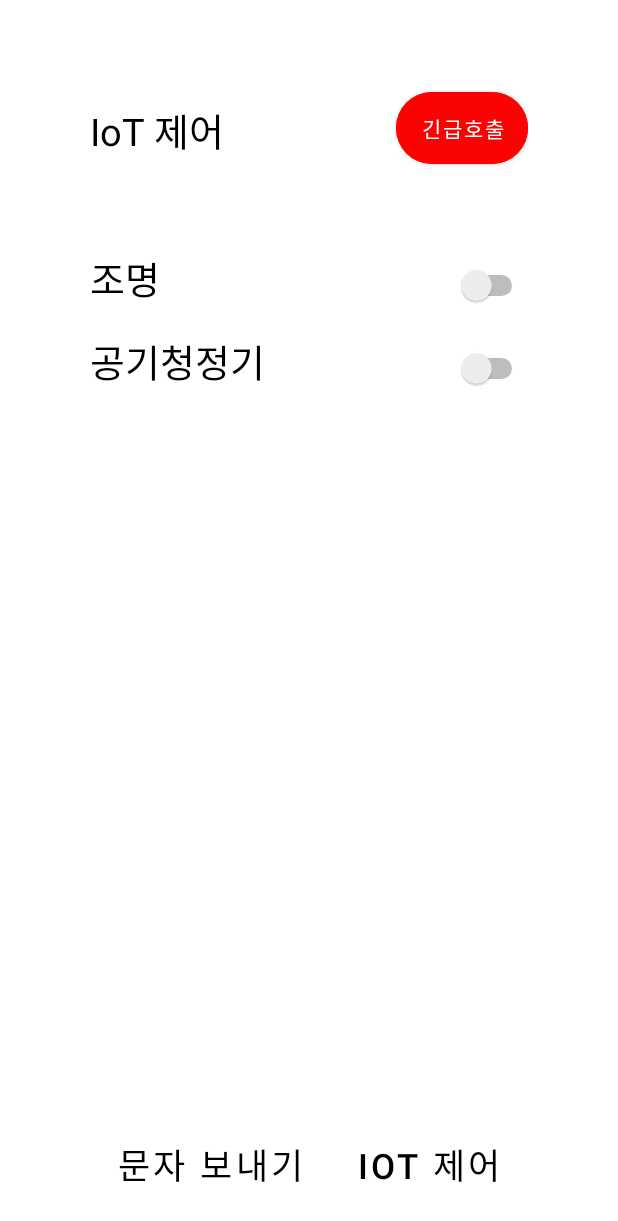
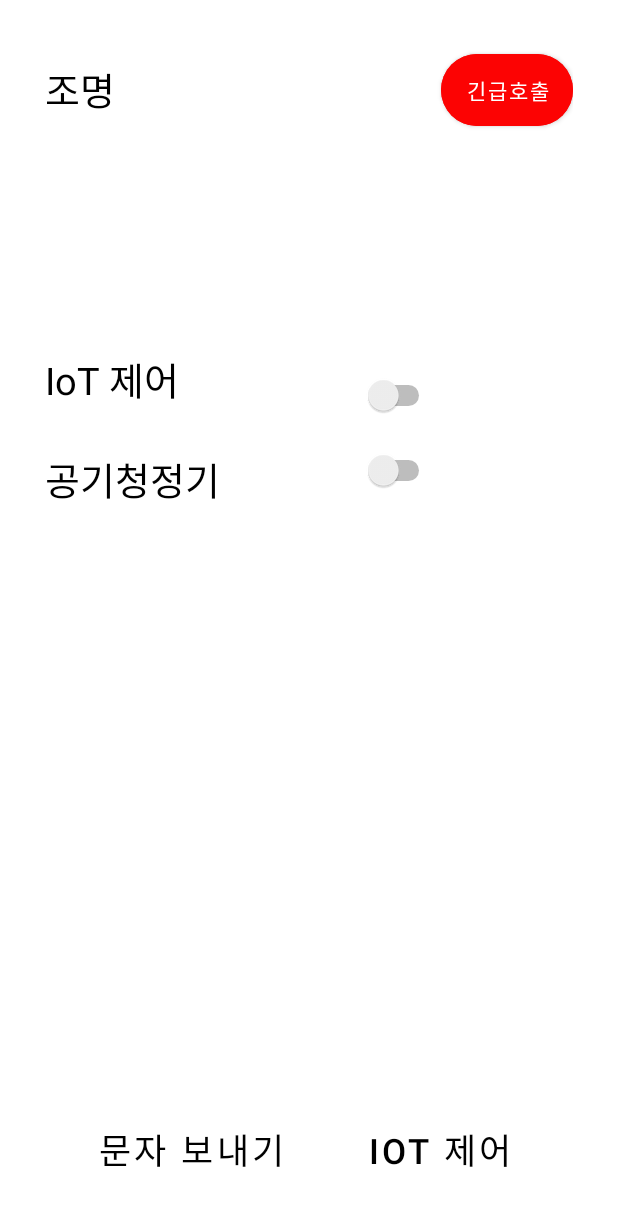
Before and after one commit to jazzyfact/TherapyHome, an Android app: the PatientSmartHomeActivity screen opened directly, with no data from a screen before it, on a phone screen of 412 x 824 dp. Shown: the top 1221 px of the screen. Run offline under Robolectric (Android 15) with nearby library versions, the phone set to English and light mode, and no system bars; our stand-ins replace Volley; network calls fail.

Commit message:
레이아웃 수정

```diff
--- a/app/src/main/java/com/example/therapyhome/GuardianMainActivity.java
+++ b/app/src/main/java/com/example/therapyhome/GuardianMainActivity.java
@@ -104,10 +104,10 @@ public class GuardianMainActivity extends AppCompatActivity {
 
         // 환자 정보 시작 ---------------------------------------------------------------------------
         Log.i("환자 정보 찾기 ", "onDataChange: " + "1");
-        databaseReferenceGuardian = FirebaseDatabase.getInstance().getReference("patientGuardian");
+        databaseReferenceGuardian = FirebaseDatabase.getInstance().getReference("/patientGuardian/"+pwdck.getId());
         // 파이어베이스에서 리사이클러뷰에 출력할 데이터 불러오기
 
-        databaseReferenceGuardian.child(pwdck.getId()).addListenerForSingleValueEvent(new ValueEventListener() {
+        databaseReferenceGuardian.addListenerForSingleValueEvent(new ValueEventListener() {
             @Override
             public void onDataChange(@NonNull DataSnapshot dataSnapshot) {
                 // patientGuardian 에서 등록된 환자를 찾는다.
--- a/app/src/main/java/com/example/therapyhome/LoginActivity.java
+++ b/app/src/main/java/com/example/therapyhome/LoginActivity.java
@@ -100,7 +100,7 @@ public class LoginActivity extends AppCompatActivity {
                     public void onClick(View v) {
                         Log.i("파이어베이스 데이터 흐름", "1");
                         // 파이어 베이스 관련
-                        databaseReference = FirebaseDatabase.getInstance().getReference("user");
+                        databaseReference = FirebaseDatabase.getInstance().getReference("/user");
                         databaseReference.addListenerForSingleValueEvent(new ValueEventListener() {
                             @Override
                             public void onDataChange(@NonNull DataSnapshot dataSnapshot) {
--- a/app/src/main/res/layout/activity_patient_smart_home.xml
+++ b/app/src/main/res/layout/activity_patient_smart_home.xml
@@ -1,151 +1,193 @@
 <?xml version="1.0" encoding="utf-8"?>
-<LinearLayout xmlns:android="http://schemas.android.com/apk/res/android"
+<androidx.constraintlayout.widget.ConstraintLayout xmlns:android="http://schemas.android.com/apk/res/android"
     xmlns:app="http://schemas.android.com/apk/res-auto"
     xmlns:tools="http://schemas.android.com/tools"
     android:layout_width="match_parent"
     android:layout_height="match_parent"
     tools:context=".PatientSmartHomeActivity"
-    android:layout_margin="10dp"
-    android:background="#fff">
+    android:layout_margin="30dp"
+    android:background="#fff"
+    >
 
-    <LinearLayout
-        android:layout_width="match_parent"
-        android:layout_height="match_parent"
-        android:orientation="vertical"
-        android:paddingHorizontal="50sp">
 
-        <LinearLayout
-            android:layout_width="match_parent"
-            android:layout_height="wrap_content"
-            android:orientation="horizontal"
-            android:layout_marginTop="45sp">
-
-            <TextView
-                android:layout_width="wrap_content"
-                android:layout_height="wrap_content"
-                android:layout_marginTop="12dp"
-                android:text="IoT 제어"
-                android:textColor="#000"
-                android:textFontWeight="800"
-                android:textSize="25sp" />
-            <LinearLayout
-                android:layout_width="match_parent"
-                android:layout_height="wrap_content"
-                android:gravity="right">
     <com.google.android.material.button.MaterialButton
         android:id="@+id/bt_patient_call"
         android:layout_width="wrap_content"
         android:layout_height="60sp"
         android:layout_gravity="right"
+        android:backgroundTint="#FC0303"
         android:text="긴급호출"
         android:textColor="#fff"
-                    android:backgroundTint="#FC0303"
         app:cornerRadius="50dp"
-                    />
-            </LinearLayout>
-
-
-
-        </LinearLayout>
-<!--        iot 제어하는곳-->
-        <LinearLayout
-            android:layout_marginTop="50sp"
-            android:layout_width="match_parent"
-            android:layout_height="wrap_content"
-            android:orientation="horizontal">
+        app:layout_constraintBottom_toTopOf="@+id/st_light_onoff"
+        app:layout_constraintEnd_toEndOf="parent"
+        app:layout_constraintTop_toTopOf="parent"
+        app:layout_constraintVertical_bias="0.0" />
 
     <TextView
+        android:id="@+id/textView5"
         android:layout_width="wrap_content"
         android:layout_height="wrap_content"
+        android:layout_weight="1"
         android:text="조명"
         android:textColor="#000"
         android:textFontWeight="800"
         android:textSize="25sp"
-                android:layout_weight="1"/>
+        app:layout_constraintEnd_toStartOf="@+id/bt_patient_call"
+        app:layout_constraintHorizontal_bias="0.0"
+        app:layout_constraintStart_toStartOf="parent"
+        app:layout_constraintTop_toTopOf="parent"
+        android:layout_marginTop="10sp"/>
 
     <Switch
         android:id="@+id/st_light_onoff"
         android:layout_width="50sp"
-                android:layout_height="50sp"/>
-
-        </LinearLayout>
-
-        <LinearLayout
-            android:layout_marginTop="5sp"
-            android:layout_width="match_parent"
-            android:layout_height="wrap_content"
-            android:orientation="horizontal">
+        android:layout_height="50sp"
+        app:layout_constraintBottom_toTopOf="@+id/st_pan_onoff"
+        app:layout_constraintEnd_toEndOf="parent"
+        app:layout_constraintHorizontal_bias="0.566"
+        app:layout_constraintStart_toEndOf="@+id/textView4" />
 
     <TextView
+        android:id="@+id/textView4"
         android:layout_width="wrap_content"
         android:layout_height="wrap_content"
+        android:layout_marginBottom="28dp"
+        android:text="IoT 제어"
+        android:textColor="#000"
+        android:textFontWeight="800"
+        android:textSize="25sp"
+        app:layout_constraintBottom_toTopOf="@+id/textView3"
+        app:layout_constraintStart_toStartOf="parent" />
+
+    <Switch
+        android:id="@+id/st_pan_onoff"
+        android:layout_width="50sp"
+        android:layout_height="50sp"
+        android:layout_marginBottom="400dp"
+        app:layout_constraintBottom_toTopOf="@+id/bt_edit_iot"
+        app:layout_constraintEnd_toEndOf="parent"
+        app:layout_constraintHorizontal_bias="0.502"
+        app:layout_constraintStart_toEndOf="@+id/textView3" />
+
+    <TextView
+        android:id="@+id/textView3"
+        android:layout_width="wrap_content"
+        android:layout_height="wrap_content"
+        android:layout_marginBottom="400dp"
+        android:layout_weight="1"
         android:text="공기청정기"
         android:textColor="#000"
         android:textFontWeight="800"
         android:textSize="25sp"
-                android:layout_weight="1"/>
+        app:layout_constraintBottom_toTopOf="@+id/bt_edit_msg"
+        app:layout_constraintStart_toStartOf="parent" />
 
-            <Switch
-                android:id="@+id/st_pan_onoff"
-                android:layout_width="50sp"
-                android:layout_height="50sp"/>
-
-        </LinearLayout>
-
-        <!--    코드 인증-->
-        <LinearLayout
-            android:layout_width="match_parent"
-            android:layout_height="wrap_content"
-            android:gravity="bottom"
-            android:orientation="vertical" />
-        <!--하단 메뉴바-->
-
-        <!--하단 메뉴바-->
-
-        <LinearLayout
-            android:layout_width="match_parent"
-            android:layout_height="match_parent"
-            android:gravity="bottom"
-            android:layout_marginBottom="10sp">
-            <LinearLayout
-                android:layout_width="match_parent"
-                android:layout_height="wrap_content"
-                android:orientation="horizontal"
-                android:layout_gravity="bottom">
 
     <com.google.android.material.button.MaterialButton
         android:id="@+id/bt_edit_msg"
         android:layout_width="wrap_content"
         android:layout_height="wrap_content"
-                    android:layout_marginTop="5dp"
+        android:layout_weight="0.3"
+        android:background="#00ff0000"
+        android:backgroundTint="#fff"
+        android:stateListAnimator="@null"
+        android:text="문자 보내기"
+        android:textColor="#000"
         android:textSize="23sp"
         app:cornerRadius="20dp"
-                    android:text="문자 보내기"
-                    android:backgroundTint="#fff"
-                    android:background="#00ff0000"
-                    android:textColor="#000"
-                    android:stateListAnimator="@null"
-                    android:layout_weight="0.3"
-                    />
+        android:layout_marginLeft="20sp"
+        app:layout_constraintBottom_toBottomOf="parent"
+        app:layout_constraintStart_toStartOf="parent" />
 
     <com.google.android.material.button.MaterialButton
         android:id="@+id/bt_edit_iot"
         android:layout_width="wrap_content"
         android:layout_height="wrap_content"
-                    android:layout_marginTop="5dp"
+        android:layout_weight="0.3"
+        android:background="#00ff0000"
+        android:backgroundTint="#fff"
+        android:stateListAnimator="@null"
         android:text="IoT 제어"
+        android:textColor="#000"
         android:textSize="23sp"
-                    android:backgroundTint="#fff"
-                    android:background="#00ff0000"
-                    android:textColor="#000"
-                    android:stateListAnimator="@null"
         app:cornerRadius="20dp"
-                    android:layout_weight="0.3"/>
+        app:layout_constraintBottom_toBottomOf="parent"
+        app:layout_constraintEnd_toEndOf="parent"
+        app:layout_constraintStart_toEndOf="@+id/bt_edit_msg" />
+<!--    -->
+<!--    <LinearLayout-->
+<!--        android:layout_width="match_parent"-->
+<!--        android:layout_height="match_parent"-->
+<!--        android:orientation="vertical"-->
+<!--        android:paddingHorizontal="50sp"-->
+<!--        tools:layout_editor_absoluteX="0dp"-->
+<!--        tools:layout_editor_absoluteY="0dp">-->
+
+<!--        <LinearLayout-->
+<!--            android:layout_width="match_parent"-->
+<!--            android:layout_height="wrap_content"-->
+<!--            android:layout_marginTop="45sp"-->
+<!--            android:orientation="horizontal">-->
 
 
-            </LinearLayout>
-        </LinearLayout>
-    </LinearLayout>
+<!--            <LinearLayout-->
+<!--                android:layout_width="match_parent"-->
+<!--                android:layout_height="wrap_content"-->
+<!--                android:gravity="right">-->
+
+<!--            </LinearLayout>-->
 
 
-</LinearLayout>
+<!--        </LinearLayout>-->
+<!--        &lt;!&ndash;        iot 제어하는곳&ndash;&gt;-->
+<!--        <LinearLayout-->
+<!--            android:layout_width="match_parent"-->
+<!--            android:layout_height="wrap_content"-->
+<!--            android:layout_marginTop="50sp"-->
+<!--            android:orientation="horizontal">-->
+
+<!--         -->
+
+<!--        </LinearLayout>-->
+
+<!--        <LinearLayout-->
+<!--            android:layout_width="match_parent"-->
+<!--            android:layout_height="wrap_content"-->
+<!--            android:layout_marginTop="5sp"-->
+<!--            android:orientation="horizontal">-->
+
+<!--     -->
+
+<!--        </LinearLayout>-->
+
+<!--        &lt;!&ndash;    코드 인증&ndash;&gt;-->
+<!--        <LinearLayout-->
+<!--            android:layout_width="match_parent"-->
+<!--            android:layout_height="wrap_content"-->
+<!--            android:gravity="bottom"-->
+<!--            android:orientation="vertical" />-->
+<!--        &lt;!&ndash;하단 메뉴바&ndash;&gt;-->
+
+<!--        &lt;!&ndash;하단 메뉴바&ndash;&gt;-->
+
+<!--        <LinearLayout-->
+<!--            android:layout_width="match_parent"-->
+<!--            android:layout_height="match_parent"-->
+<!--            android:layout_marginBottom="10sp"-->
+<!--            android:gravity="bottom">-->
+
+<!--            <LinearLayout-->
+<!--                android:layout_width="match_parent"-->
+<!--                android:layout_height="wrap_content"-->
+<!--                android:layout_gravity="bottom"-->
+<!--                android:orientation="horizontal">-->
+
+
+
+<!--            </LinearLayout>-->
+<!--        </LinearLayout>-->
+<!--    </LinearLayout>-->
+
+
+</androidx.constraintlayout.widget.ConstraintLayout>
```
Also changed, not shown: app/src/main/res/layout/activity_main.xml (+88 -191 lines). Lines whose indentation alone changed are shown as unchanged.
